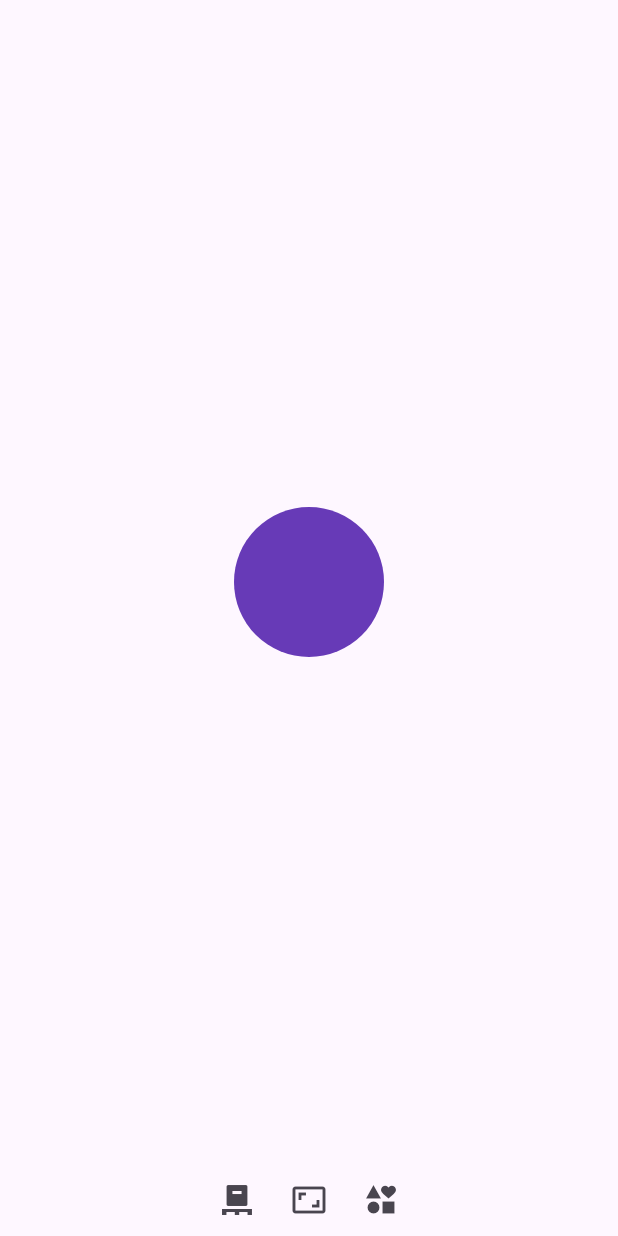
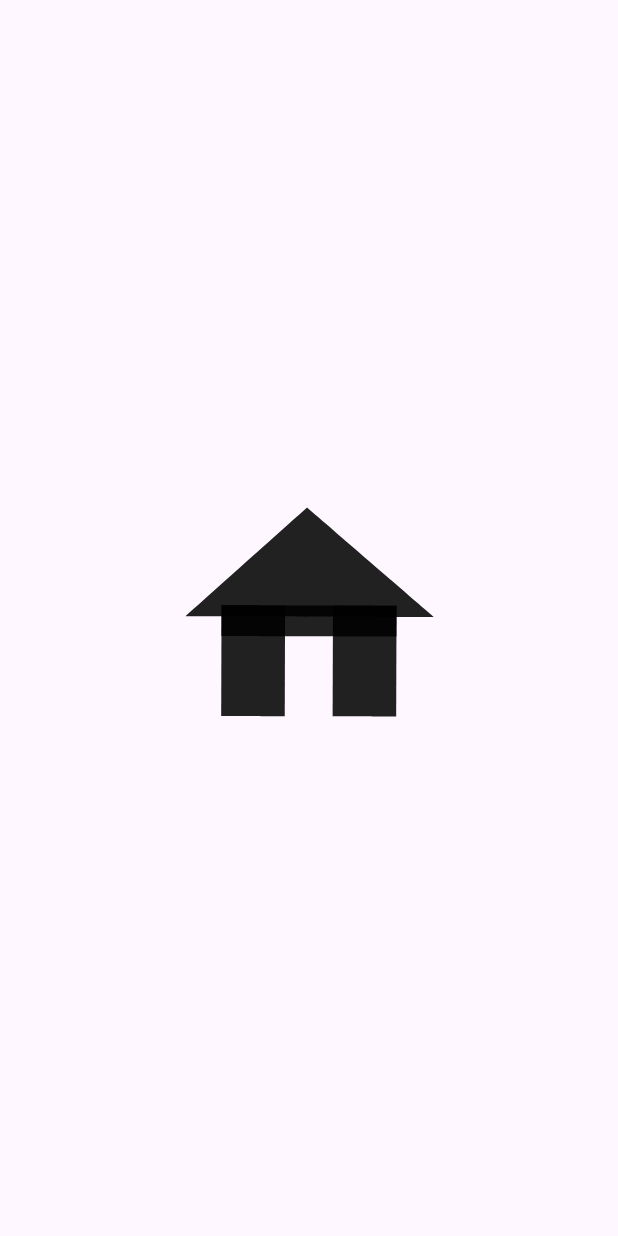
Before and after one commit to azizbekyokhubov1999/widgets_flutter_practise, a Flutter app: the screen it shows after launch, on a phone screen of 412 x 824 dp. Run offline on Flutter 3.47's test engine with Material 3 defaults, Android fonts, the phone set to English and light mode, and no system bars; our stand-ins replace another_carousel_pro, country_picker, curved_navigation_bar, fl_chart, flutter_slidable, liquid_pull_to_refresh and 7 more.

Commit message:
for video 46 | Animated Icons

```diff
--- a/lib/main.dart
+++ b/lib/main.dart
@@ -1,5 +1,6 @@
 import 'package:flutter/material.dart';
 import 'package:widgets_flutter_practise/pages/animated_container.dart';
+import 'package:widgets_flutter_practise/pages/animated_icon.dart';
 import 'package:widgets_flutter_practise/pages/bottom_nav_bar.dart';
 import 'package:widgets_flutter_practise/pages/calendar_table.dart';
 import 'package:widgets_flutter_practise/pages/card_widget.dart';
@@ -58,7 +59,7 @@ class MyApp extends StatelessWidget {
       theme: ThemeData(
         useMaterial3: true,
       ),
-      home: MyAnimatedContainer()
+      home: MyAnimatedIcon()
     );
   }
 }
--- /dev/null
+++ b/lib/pages/animated_icon.dart
@@ -0,0 +1,48 @@
+import 'package:flutter/material.dart';
+
+class MyAnimatedIcon extends StatefulWidget {
+  const MyAnimatedIcon({super.key});
+
+  @override
+  State<MyAnimatedIcon> createState() => _MyAnimatedIconState();
+}
+
+class _MyAnimatedIconState extends State<MyAnimatedIcon> with SingleTickerProviderStateMixin {
+
+ late AnimationController _animationController;
+
+
+ @override
+  void initState() {
+    super.initState();
+    _animationController = AnimationController(vsync: this, duration: Duration(seconds: 1));
+  }
+ bool iconPlay = false;
+
+  void isTapped(){
+   if(iconPlay == false){
+     _animationController.forward();
+     iconPlay = true;
+   }
+   else{
+     _animationController.reverse();
+     iconPlay = false;
+   }
+  }
+
+  @override
+  Widget build(BuildContext context) {
+    return Scaffold(
+      body: Center(
+        child: GestureDetector(
+          onTap: isTapped,
+          child: AnimatedIcon(
+              icon: AnimatedIcons.home_menu,
+              progress: _animationController,
+            size: 200,
+          ),
+        ),
+      ),
+    );
+  }
+}
```
